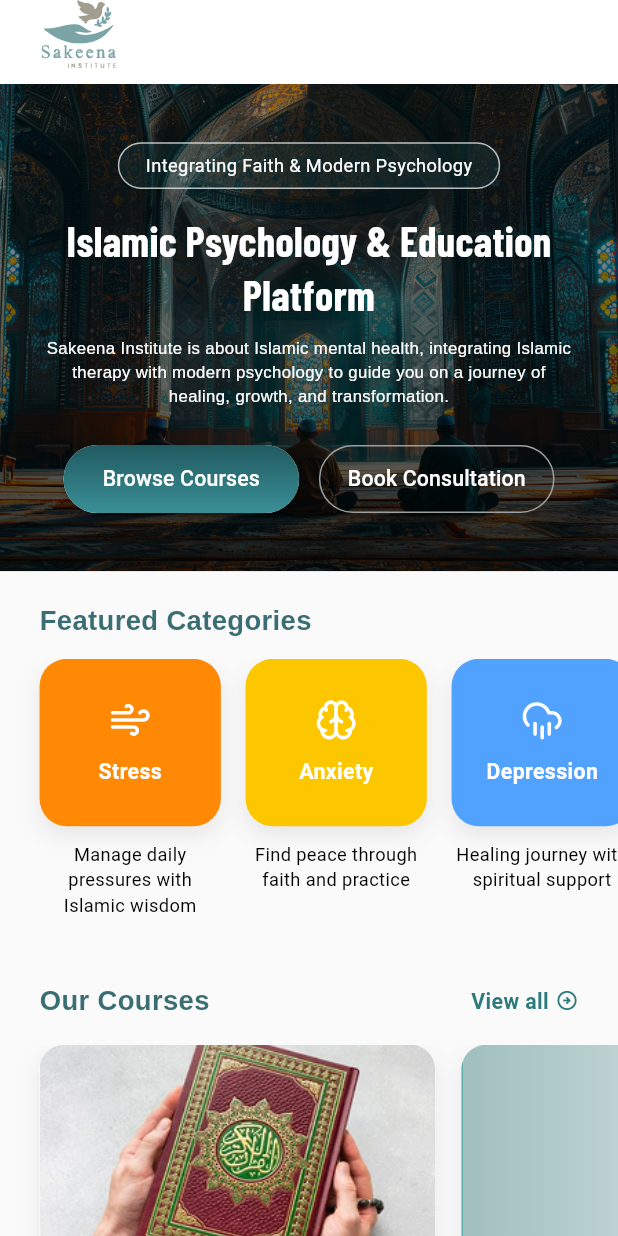
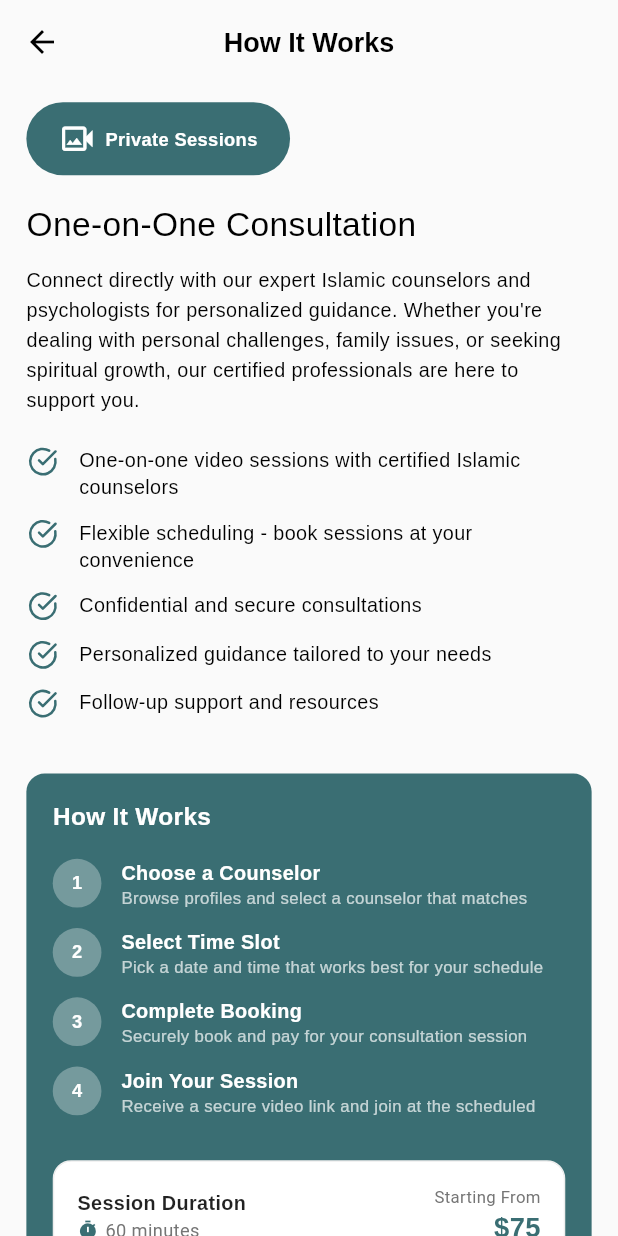
Before and after one commit to ShahinAlam7893/sakeena, a Flutter app: the screen it shows after launch, on a phone screen of 412 x 824 dp. Run offline on Flutter 3.47's test engine with Material 3 defaults, Android fonts, the phone set to English and light mode, and no system bars; our stand-ins replace flutter_screenutil, flutter_svg, go_router.

Commit message:
guest home page and how it works page UI done

```diff
--- /dev/null
+++ b/lib/features/guest/consultation_screen.dart
@@ -0,0 +1,307 @@
+import 'package:flutter/material.dart';
+import 'package:flutter_screenutil/flutter_screenutil.dart';
+import 'package:flutter_svg/flutter_svg.dart';
+import 'package:sakeena/widgets/custom_button.dart';
+
+class ConsultationScreen extends StatelessWidget {
+  const ConsultationScreen({super.key});
+
+  @override
+  Widget build(BuildContext context) {
+    final teal = const Color(0xFF3A6E73);
+
+    return Scaffold(
+      backgroundColor: Colors.grey.shade50,
+      appBar: AppBar(
+        elevation: 0,
+        backgroundColor: Colors.transparent,
+        leading: IconButton(
+          icon: const Icon(Icons.arrow_back, color: Colors.black),
+          onPressed: () => Navigator.pop(context),
+        ),
+        title: const Text(
+          'How It Works',
+          style: TextStyle(
+            color: Colors.black,
+            fontSize: 18,
+            fontFamily: 'Arimo',
+            fontWeight: FontWeight.w600,
+          ),
+        ),
+        centerTitle: true,
+      ),
+      body: SingleChildScrollView(
+        padding: EdgeInsets.symmetric(horizontal: 16.w, vertical: 12.h),
+        child: SafeArea(
+          child: Column(
+            crossAxisAlignment: CrossAxisAlignment.start,
+            children: [
+              // Badge
+              Container(
+                height: 48.h,
+                width: 160.w,
+                padding: EdgeInsets.symmetric(horizontal: 12.w, vertical: 6.h),
+                decoration: BoxDecoration(
+                  color: teal,
+                  borderRadius: BorderRadius.circular(25.r),
+                ),
+                child: Row(
+                  mainAxisSize: MainAxisSize.min,
+                  mainAxisAlignment: MainAxisAlignment.center,
+                  children: [
+                    Icon(
+                      Icons.video_camera_back_outlined,
+                      color: Colors.white,
+                      size: 24.sp,
+                    ),
+                    SizedBox(width: 6.w),
+                    Text(
+                      'Private Sessions',
+                      style: TextStyle(
+                        color: Colors.white,
+                        fontSize: 12.sp,
+                        fontFamily: 'Arimo',
+                        fontWeight: FontWeight.w600,
+                      ),
+                    ),
+                  ],
+                ),
+              ),
+              SizedBox(height: 16.h),
+              Text(
+                'One-on-One Consultation',
+                style: TextStyle(
+                  fontSize: 22.sp,
+                  fontFamily: 'Arimo',
+                  fontWeight: FontWeight.normal,
+                  color: Colors.black,
+                ),
+              ),
+              SizedBox(height: 12.h),
+              Text(
+                'Connect directly with our expert Islamic counselors and psychologists for personalized guidance. Whether you\'re dealing with personal challenges, family issues, or seeking spiritual growth, our certified professionals are here to support you.',
+                style: TextStyle(
+                  fontSize: 13.sp,
+                  color: Colors.black,
+                  fontFamily: 'Arimo',
+                  height: 1.5,
+                ),
+              ),
+              SizedBox(height: 20.h),
+              ...[
+                'One-on-one video sessions with certified Islamic counselors',
+                'Flexible scheduling - book sessions at your convenience',
+                'Confidential and secure consultations',
+                'Personalized guidance tailored to your needs',
+                'Follow-up support and resources',
+              ].map(
+                (feature) => Padding(
+                  padding: EdgeInsets.only(bottom: 12.h),
+                  child: Row(
+                    crossAxisAlignment: CrossAxisAlignment.start,
+                    children: [
+                      SvgPicture.asset(
+                        'assets/icons/circle_check_Icon.svg',
+                        width: 20.w,
+                        height: 20.h,
+                      ),
+                      SizedBox(width: 12.w),
+                      Expanded(
+                        child: Text(
+                          feature,
+                          style: TextStyle(
+                            fontSize: 13.sp,
+                            fontFamily: 'Arimo',
+                            color: Colors.black,
+                            height: 1.4,
+                          ),
+                        ),
+                      ),
+                    ],
+                  ),
+                ),
+              ),
+              SizedBox(height: 24.h),
+              // How It Works Card
+              Container(
+                padding: EdgeInsets.all(16.w),
+                decoration: BoxDecoration(
+                  color: teal,
+                  borderRadius: BorderRadius.circular(12.r),
+                ),
+                child: Column(
+                  crossAxisAlignment: CrossAxisAlignment.start,
+                  children: [
+                    Text(
+                      'How It Works',
+                      style: TextStyle(
+                        fontSize: 16.sp,
+                        fontFamily: 'Arimo',
+                        fontWeight: FontWeight.bold,
+                        color: Colors.white,
+                      ),
+                    ),
+                    SizedBox(height: 16.h),
+                    ...[
+                      (
+                        'Choose a Counselor',
+                        'Browse profiles and select a counselor that matches',
+                      ),
+                      (
+                        'Select Time Slot',
+                        'Pick a date and time that works best for your schedule',
+                      ),
+                      (
+                        'Complete Booking',
+                        'Securely book and pay for your consultation session',
+                      ),
+                      (
+                        'Join Your Session',
+                        'Receive a secure video link and join at the scheduled',
+                      ),
+                    ].asMap().entries.map(
+                      (e) => Padding(
+                        padding: EdgeInsets.only(bottom: 12.h),
+                        child: Row(
+                          crossAxisAlignment: CrossAxisAlignment.start,
+                          children: [
+                            CircleAvatar(
+                              radius: 16.r,
+                              backgroundColor: Colors.white.withOpacity(0.3),
+                              child: Text(
+                                '${e.key + 1}',
+                                style: TextStyle(
+                                  color: Colors.white,
+                                  fontFamily: 'Arimo',
+                                  fontSize: 12.sp,
+                                  fontWeight: FontWeight.bold,
+                                ),
+                              ),
+                            ),
+                            SizedBox(width: 12.w),
+                            Expanded(
+                              child: Column(
+                                crossAxisAlignment: CrossAxisAlignment.start,
+                                children: [
+                                  Text(
+                                    e.value.$1,
+                                    style: TextStyle(
+                                      fontSize: 13.sp,
+                                      fontFamily: 'Arimo',
+                                      fontWeight: FontWeight.w600,
+                                      color: Colors.white,
+                                    ),
+                                  ),
+                                  Text(
+                                    e.value.$2,
+                                    style: TextStyle(
+                                      fontSize: 11.sp,
+                                      fontFamily: 'Arimo',
+                                      color: Colors.white70,
+                                      height: 1.3,
+                                    ),
+                                  ),
+                                ],
+                              ),
+                            ),
+                          ],
+                        ),
+                      ),
+                    ),
+                    SizedBox(height: 16.h),
+                    // Session Duration Card
+                    Container(
+                      padding: EdgeInsets.all(14.w),
+                      decoration: BoxDecoration(
+                        color: Colors.white,
+                        borderRadius: BorderRadius.circular(12.r),
+                        border: Border.all(color: Colors.grey.shade200),
+                      ),
+                      child: Row(
+                        mainAxisAlignment: MainAxisAlignment.spaceBetween,
+                        children: [
+                          Column(
+                            crossAxisAlignment: CrossAxisAlignment.start,
+                            children: [
+                              Text(
+                                'Session Duration',
+                                style: TextStyle(
+                                  fontSize: 13.sp,
+                                  fontFamily: 'Arimo',
+                                  fontWeight: FontWeight.w600,
+                                  color: Colors.black87,
+                                ),
+                              ),
+                              Row(
+                                children: [
+                                  Icon(Icons.timer, size: 14.sp, color: teal),
+                                  SizedBox(width: 4.w),
+                                  Text(
+                                    '60 minutes',
+                                    style: TextStyle(
+                                      fontSize: 12.sp,
+                                      color: Colors.grey.shade600,
+                                    ),
+                                  ),
+                                ],
+                              ),
+                            ],
+                          ),
+                          Column(
+                            crossAxisAlignment: CrossAxisAlignment.end,
+                            children: [
+                              Text(
+                                'Starting From',
+                                style: TextStyle(
+                                  fontSize: 11.sp,
+                                  color: Colors.grey.shade600,
+                                ),
+                              ),
+                              Text(
+                                '\$75',
+                                style: TextStyle(
+                                  fontSize: 18.sp,
+                                  fontFamily: 'Arimo',
+                                  fontWeight: FontWeight.bold,
+                                  color: teal,
+                                ),
+                              ),
+                            ],
+                          ),
+                        ],
+                      ),
+                    ),
+                    SizedBox(height: 16.h),
+                    // Buttons
+                    Row(
+                      children: [
+                        Expanded(
+                          child: CustomButton(
+                            text: 'Book Consultation',
+                            onPressed: () {},
+                            isGradient: true,
+                            textColor: Colors.white,
+                          ),
+                        ),
+                        SizedBox(width: 12.w),
+                        Expanded(
+                          child: CustomButton(
+                            text: 'View Counselors',
+                            onPressed: () {},
+                            isGradient: false,
+                            textColor: teal,
+                          ),
+                        ),
+                      ],
+                    ),
+                  ],
+                ),
+              ),
+              SizedBox(height: 20.h),
+            ],
+          ),
+        ),
+      ),
+    );
+  }
+}
--- a/lib/route/go_route.dart
+++ b/lib/route/go_route.dart
@@ -8,11 +8,12 @@ import 'package:sakeena/features/auth_screens/reset_password_page.dart';
 import 'package:sakeena/features/auth_screens/sign_up_screen.dart';
 import 'package:sakeena/features/auth_screens/splash_screen.dart';
 import 'package:sakeena/features/auth_screens/success_page.dart';
+import 'package:sakeena/features/guest/consultation_screen.dart';
 import 'package:sakeena/features/guest/home_screen.dart';
 
 GoRouter createRouter() {
   return GoRouter(
-    initialLocation: '/guest_home',
+    initialLocation: '/how_it_works',
 
     routes: [
       GoRoute(
@@ -52,6 +53,7 @@ GoRouter createRouter() {
         builder: (context, state) => const SuccessPage(),
       ),
       GoRoute(path: '/guest_home', builder: (context, state) => const GuestHomeScreen()),
+      GoRoute(path: '/how_it_works', builder: (context, state) => const ConsultationScreen()),
     ],
   );
 }
```
Also changed, not shown: lib/features/guest/home_screen.dart (+78 -0 lines), lib/widgets/book_card.dart (added, +96 -0 lines), assets/icons/circle_check_Icon.svg (added), assets/images/book_image.png (added).
